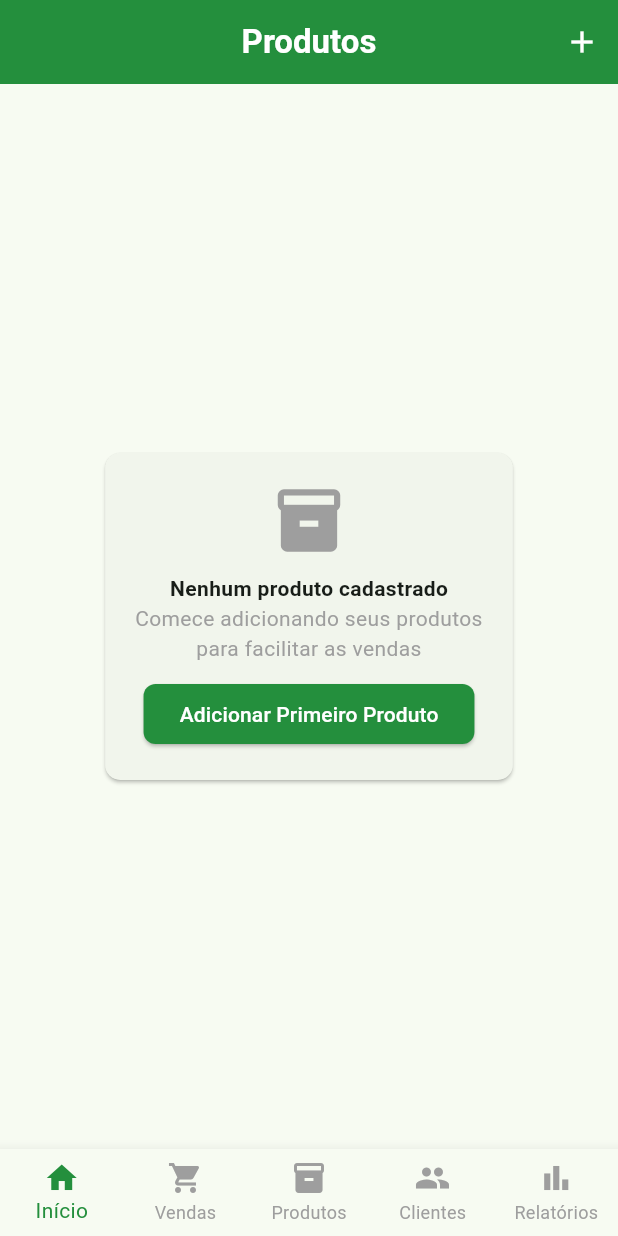
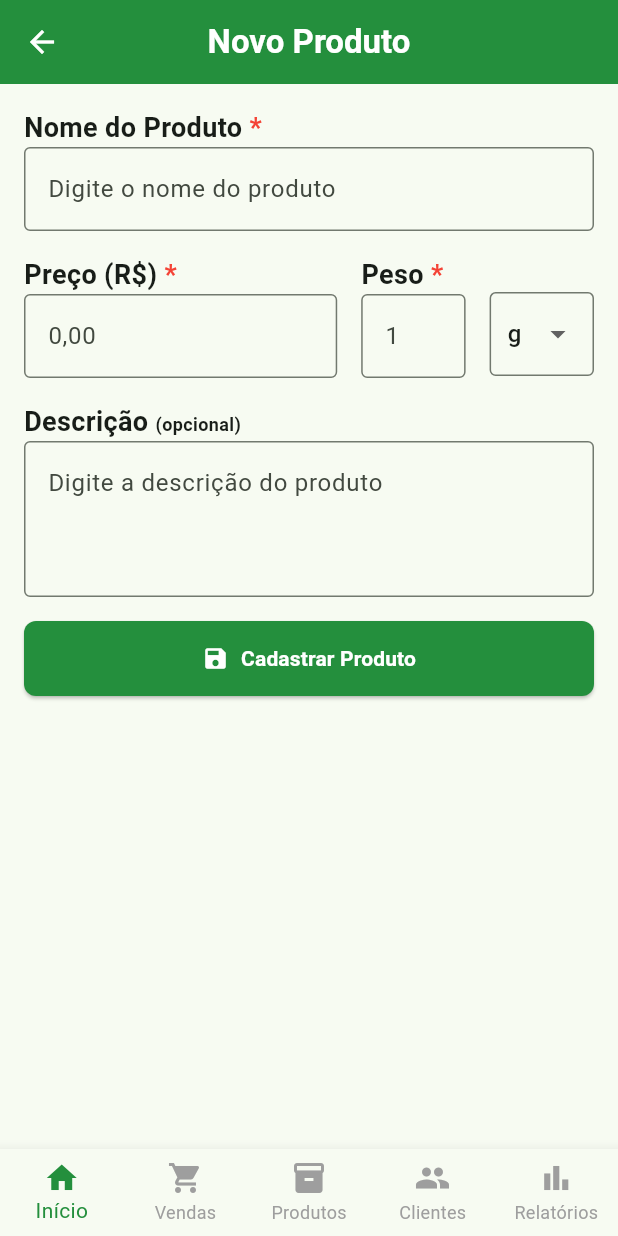
Before and after one commit to JhefersonReis/app-vendas, a Flutter app: the ProductsPage screen opened by its route, after a tap on "Adicionar Primeiro Produto", on a phone screen of 412 x 824 dp. Run offline on Flutter 3.47's test engine with Material 3 defaults, Android fonts, the phone set to English and light mode, and no system bars; our stand-ins replace drift, flutter_riverpod, go_router; accounts and stored records are empty; generated files the repository leaves out were written again.

Commit message:
feat: products feature

```diff
--- a/lib/src/app/router/routes.dart
+++ b/lib/src/app/router/routes.dart
@@ -4,6 +4,7 @@ import 'package:organik_vendas/src/features/customers/view/customers_form_page.d
 import 'package:organik_vendas/src/features/customers/view/customers_page.dart';
 import 'package:organik_vendas/src/features/home/view/home_page.dart';
 import 'package:organik_vendas/src/features/main/view/main_page.dart';
+import 'package:organik_vendas/src/features/products/view/product_form_page.dart';
 import 'package:organik_vendas/src/features/products/view/products_page.dart';
 import 'package:organik_vendas/src/features/reports/view/reports_page.dart';
 import 'package:organik_vendas/src/features/sales/view/sales_page.dart';
@@ -66,6 +67,16 @@ class Routes {
                 builder: (context, state) {
                   return const ProductsPage();
                 },
+                routes: [
+                  GoRoute(
+                    path: '/form',
+                    name: "ProductForm",
+                    builder: (context, state) {
+                      final String? productId = state.uri.queryParameters['id'];
+                      return ProductFormPage(id: productId);
+                    },
+                  ),
+                ],
               ),
             ],
           ),
@@ -83,8 +94,7 @@ class Routes {
                     path: '/form',
                     name: "CustomerForm",
                     builder: (context, state) {
-                      final String? customerId =
-                          state.uri.queryParameters['id'];
+                      final String? customerId = state.uri.queryParameters['id'];
                       return CustomersFormPage(id: customerId);
                     },
                   ),
--- a/lib/src/features/products/data/products_repository.dart
+++ b/lib/src/features/products/data/product_repository.dart
@@ -1,6 +1,6 @@
 import 'package:organik_vendas/src/features/products/domain/product_model.dart';
 
-abstract interface class ProductsRepository {
+abstract interface class ProductRepository {
   Future<List<ProductModel>> findAll();
   Future<ProductModel> findById(int id);
   Future<ProductModel> create(ProductModel product);
--- /dev/null
+++ b/lib/src/features/products/view/product_form_page.dart
@@ -0,0 +1,242 @@
+import 'package:flutter/material.dart';
+import 'package:flutter_riverpod/flutter_riverpod.dart';
+import 'package:go_router/go_router.dart';
+import 'package:organik_vendas/src/features/products/controller/product_controller.dart';
+
+class ProductFormPage extends ConsumerStatefulWidget {
+  final String? id;
+
+  const ProductFormPage({super.key, this.id});
+
+  @override
+  ConsumerState<ProductFormPage> createState() => _ProductFormPageState();
+}
+
+class _ProductFormPageState extends ConsumerState<ProductFormPage> {
+  final productName = TextEditingController();
+  final productPrice = TextEditingController();
+  final productWeight = TextEditingController();
+  final productWeightUnit = TextEditingController(text: 'g');
+  final productDescription = TextEditingController();
+
+  @override
+  void initState() {
+    super.initState();
+
+    if (widget.id != null) {
+      WidgetsBinding.instance.addPostFrameCallback((_) {
+        _loadProduct(int.parse(widget.id!));
+      });
+    }
+  }
+
+  @override
+  void dispose() {
+    productName.dispose();
+    productPrice.dispose();
+    productWeight.dispose();
+    productWeightUnit.dispose();
+    productDescription.dispose();
+    super.dispose();
+  }
+
+  Future<void> _loadProduct(int id) async {
+    final product = await ref.read(productByIdProvider(id).future);
+
+    productName.text = product.name;
+    productPrice.text = product.price.toString();
+    productWeight.text = product.weight.toString();
+    productWeightUnit.text = product.weightUnit;
+    productDescription.text = product.description;
+  }
+
+  Future<void> _saveProduct() async {
+    if (widget.id != null) {
+      final product = await ref.read(productByIdProvider(int.parse(widget.id!)).future);
+
+      await ref
+          .read(productsControllerProvider.notifier)
+          .updateProduct(
+            id: product.id,
+            name: productName.text,
+            price: double.parse(productPrice.text),
+            weight: double.parse(productWeight.text),
+            weightUnit: productWeightUnit.text,
+            description: productDescription.text,
+            createdAt: product.createdAt,
+          );
+    } else {
+      await ref
+          .read(productsControllerProvider.notifier)
+          .createProduct(
+            name: productName.text,
+            price: double.parse(productPrice.text),
+            weight: double.parse(productWeight.text),
+            weightUnit: productWeightUnit.text,
+            description: productDescription.text,
+          );
+    }
+
+    if (context.mounted && mounted) context.pop();
+  }
+
+  @override
+  Widget build(BuildContext context) {
+    final size = MediaQuery.of(context).size;
+
+    return Scaffold(
+      appBar: AppBar(
+        title: Text(
+          widget.id == null ? 'Novo Produto' : 'Editar Produto',
+          style: const TextStyle(color: Colors.white, fontWeight: FontWeight.bold),
+        ),
+        centerTitle: true,
+        backgroundColor: const Color(0xFF248f3d),
+        iconTheme: const IconThemeData(color: Colors.white),
+      ),
+      body: Padding(
+        padding: const EdgeInsets.all(16.0),
+        child: Column(
+          crossAxisAlignment: CrossAxisAlignment.start,
+          children: [
+            const Text.rich(
+              TextSpan(
+                text: "Nome do Produto ",
+                style: TextStyle(fontSize: 18, fontWeight: FontWeight.bold),
+                children: [
+                  TextSpan(
+                    text: "*",
+                    style: TextStyle(color: Colors.red),
+                  ),
+                ],
+              ),
+            ),
+            TextField(
+              controller: productName,
+              decoration: const InputDecoration(hintText: 'Digite o nome do produto', border: OutlineInputBorder()),
+              onTapOutside: (_) => FocusScope.of(context).unfocus(),
+            ),
+            const SizedBox(height: 16),
+            Row(
+              children: [
+                Expanded(
+                  flex: 3,
+                  child: Column(
+                    crossAxisAlignment: CrossAxisAlignment.start,
+                    children: [
+                      const Text.rich(
+                        TextSpan(
+                          text: "Preço (R\$) ",
+                          style: TextStyle(fontSize: 18, fontWeight: FontWeight.bold),
+                          children: [
+                            TextSpan(
+                              text: "*",
+                              style: TextStyle(color: Colors.red),
+                            ),
+                          ],
+                        ),
+                      ),
+                      TextField(
+                        controller: productPrice,
+                        decoration: const InputDecoration(hintText: '0,00', border: OutlineInputBorder()),
+                        onTapOutside: (_) => FocusScope.of(context).unfocus(),
+                      ),
+                    ],
+                  ),
+                ),
+                const SizedBox(width: 16),
+                Expanded(
+                  flex: 1,
+                  child: Column(
+                    crossAxisAlignment: CrossAxisAlignment.start,
+                    children: [
+                      const Text.rich(
+                        TextSpan(
+                          text: "Peso ",
+                          style: TextStyle(fontSize: 18, fontWeight: FontWeight.bold),
+                          children: [
+                            TextSpan(
+                              text: "*",
+                              style: TextStyle(color: Colors.red),
+                            ),
+                          ],
+                        ),
+                      ),
+                      TextField(
+                        controller: productWeight,
+                        decoration: const InputDecoration(hintText: '1', border: OutlineInputBorder()),
+                        onTapOutside: (_) => FocusScope.of(context).unfocus(),
+                      ),
+                    ],
+                  ),
+                ),
+                const SizedBox(width: 16),
+                Expanded(
+                  flex: 1,
+                  child: Column(
+                    crossAxisAlignment: CrossAxisAlignment.start,
+                    children: [
+                      SizedBox(height: size.height * 0.0285),
+                      DropdownButtonFormField<String>(
+                        decoration: const InputDecoration(
+                          border: OutlineInputBorder(),
+                          contentPadding: EdgeInsets.symmetric(horizontal: 8, vertical: 16),
+                          isDense: true,
+                        ),
+                        value: productWeightUnit.text,
+                        items: const [
+                          DropdownMenuItem(value: 'g', child: Text('g')),
+                          DropdownMenuItem(value: 'kg', child: Text('kg')),
+                        ],
+                        onChanged: (value) {
+                          productWeightUnit.text = value!;
+                        },
+                      ),
+                    ],
+                  ),
+                ),
+              ],
+            ),
+            const SizedBox(height: 16),
+            const Text.rich(
+              TextSpan(
+                text: "Descrição ",
+                style: TextStyle(fontSize: 18, fontWeight: FontWeight.bold),
+                children: [TextSpan(text: "(opcional)", style: TextStyle(fontSize: 12))],
+              ),
+            ),
+            TextField(
+              controller: productDescription,
+              decoration: const InputDecoration(
+                hintText: 'Digite a descrição do produto',
+                border: OutlineInputBorder(),
+              ),
+              maxLines: 3,
+              onTapOutside: (_) => FocusScope.of(context).unfocus(),
+            ),
+            const SizedBox(height: 16),
+            ElevatedButton(
+              style: ElevatedButton.styleFrom(
+                backgroundColor: const Color(0xFF248f3d),
+                minimumSize: const Size(double.infinity, 50),
+                shape: RoundedRectangleBorder(borderRadius: BorderRadius.circular(8)),
+              ),
+              onPressed: _saveProduct,
+              child: Row(
+                mainAxisAlignment: MainAxisAlignment.center,
+                children: [
+                  const Icon(Icons.save, color: Colors.white),
+                  const SizedBox(width: 8),
+                  Text(
+                    '${widget.id == null ? 'Cadastrar' : 'Atualizar'} Produto',
+                    style: const TextStyle(color: Colors.white, fontWeight: FontWeight.bold),
+                  ),
+                ],
+              ),
+            ),
+          ],
+        ),
+      ),
+    );
+  }
+}
--- a/lib/src/features/products/view/products_page.dart
+++ b/lib/src/features/products/view/products_page.dart
@@ -1,11 +1,16 @@
 import 'package:flutter/material.dart';
 import 'package:flutter_riverpod/flutter_riverpod.dart';
+import 'package:go_router/go_router.dart';
+import 'package:organik_vendas/src/features/products/controller/product_controller.dart';
+import 'package:organik_vendas/src/features/products/domain/product_model.dart';
 
 class ProductsPage extends ConsumerWidget {
   const ProductsPage({super.key});
 
   @override
   Widget build(BuildContext context, WidgetRef ref) {
+    final products = ref.watch(productsControllerProvider);
+
     return Scaffold(
       appBar: AppBar(
         title: const Text(
@@ -16,21 +21,25 @@ class ProductsPage extends ConsumerWidget {
         backgroundColor: const Color(0xFF248f3d),
         actions: [
           IconButton(
-            onPressed: () {},
+            onPressed: () => context.go('/products/form'),
             icon: const Icon(Icons.add, color: Colors.white),
           ),
         ],
       ),
       body: Padding(
         padding: const EdgeInsets.all(12),
-        child: produtos.isEmpty
-            ? _buildEmptyState(context, ref)
-            : _buildProdutosList(context, ref),
+        child: products.when(
+          error: (error, stackTrace) => Center(child: Text('Erro ao carregar: $error')),
+          loading: () => const Center(child: CircularProgressIndicator()),
+          data: (products) {
+            return products.isEmpty ? _buildEmptyState(context) : _buildProdutosList(products, ref);
+          },
+        ),
       ),
     );
   }
 
-  Widget _buildEmptyState(BuildContext context, WidgetRef ref) {
+  Widget _buildEmptyState(BuildContext context) {
     return Center(
       child: Card(
         shape: RoundedRectangleBorder(borderRadius: BorderRadius.circular(10)),
@@ -41,10 +50,7 @@ class ProductsPage extends ConsumerWidget {
             children: [
               const Icon(Icons.inventory_2, size: 50, color: Colors.grey),
               const SizedBox(height: 10),
-              const Text(
-                'Nenhum produto cadastrado',
-                style: TextStyle(fontWeight: FontWeight.bold),
-              ),
+              const Text('Nenhum produto cadastrado', style: TextStyle(fontWeight: FontWeight.bold)),
               const Text(
                 'Comece adicionando seus produtos\npara facilitar as vendas',
                 textAlign: TextAlign.center,
@@ -52,13 +58,11 @@ class ProductsPage extends ConsumerWidget {
               ),
               const SizedBox(height: 10),
               ElevatedButton(
-                onPressed: () {},
+                onPressed: () => context.go('/products/form'),
                 style: ElevatedButton.styleFrom(
                   backgroundColor: const Color(0xFF248f3d),
                   foregroundColor: Colors.white,
-                  shape: RoundedRectangleBorder(
-                    borderRadius: BorderRadius.circular(8),
-                  ),
+                  shape: RoundedRectangleBorder(borderRadius: BorderRadius.circular(8)),
                 ),
                 child: const Text('Adicionar Primeiro Produto'),
               ),
@@ -69,16 +73,14 @@ class ProductsPage extends ConsumerWidget {
     );
   }
 
-  Widget _buildProdutosList(BuildContext context, WidgetRef ref) {
+  Widget _buildProdutosList(List<ProductModel> products, WidgetRef ref) {
     return ListView.builder(
-      itemCount: produtos.length,
+      itemCount: products.length,
       itemBuilder: (context, index) {
-        final produto = produtos[index];
+        final product = products[index];
         return Card(
           margin: const EdgeInsets.only(bottom: 10),
-          shape: RoundedRectangleBorder(
-            borderRadius: BorderRadius.circular(10),
-          ),
+          shape: RoundedRectangleBorder(borderRadius: BorderRadius.circular(10)),
           child: Padding(
             padding: const EdgeInsets.all(12),
             child: Column(
@@ -87,28 +89,21 @@ class ProductsPage extends ConsumerWidget {
                 Row(
                   mainAxisAlignment: MainAxisAlignment.spaceBetween,
                   children: [
-                    Text(
-                      produto.nome,
-                      style: const TextStyle(fontWeight: FontWeight.bold),
-                    ),
+                    Text(product.name, style: const TextStyle(fontWeight: FontWeight.bold, fontSize: 18)),
                     IconButton(
-                      onPressed: () {
-                        // lógica de editar produto
-                      },
-                      icon: const Icon(
-                        Icons.edit,
-                        size: 18,
-                        color: Colors.grey,
-                      ),
+                      onPressed: () => context.go('/products/form?id=${product.id}'),
+                      icon: const Icon(Icons.edit, size: 18, color: Colors.grey),
                     ),
                   ],
                 ),
                 Text(
-                  'R\$ ${produto.preco.toStringAsFixed(2)}',
-                  style: const TextStyle(color: Colors.green),
+                  'R\$ ${product.price.toStringAsFixed(2)}',
+                  style: const TextStyle(color: Colors.green, fontSize: 16, fontWeight: FontWeight.bold),
                 ),
-                Text(produto.peso),
-                Text(produto.descricao),
+                Text(
+                  '${product.weightUnit == 'kg' ? product.weight.toStringAsFixed(1) : product.weight.toStringAsFixed(0)} ${product.weightUnit}',
+                ),
+                if (product.description.isNotEmpty) Text(product.description),
               ],
             ),
           ),
```
Also changed, not shown: lib/src/app/providers/customers_providers.dart (deleted, +0 -18 lines), lib/src/app/providers/providers.dart (added, +29 -0 lines), lib/src/controllers/customers_controller.dart (+7 -16 lines), lib/src/features/customers/controller/customers_controller.dart (+7 -16 lines), lib/src/features/products/controller/product_controller.dart (added, +97 -0 lines), lib/src/features/products/controller/products_controller.dart (deleted, +0 -31 lines), lib/src/features/products/data/product_repository_impl.dart (renamed from lib/src/features/products/data/products_repository_impl.dart, +6 -12 lines), lib/src/features/products/domain/product_service.dart (+6 -6 lines), lib/src/features/products/domain/product_service_impl.dart (+46 -9 lines).
